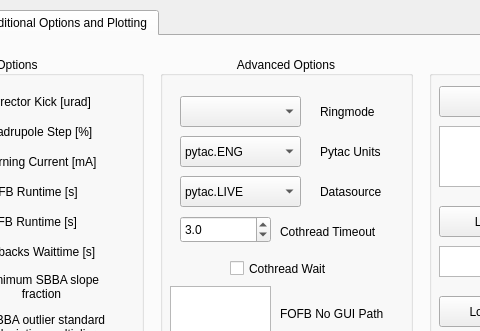
Old version of the form src/dls_bba/fbba_gui.ui in the repository DiamondLightSource/dls-bba; both pictures show x 141 to 621 and y 0 to 331 of the 843 by 772 pixel window.
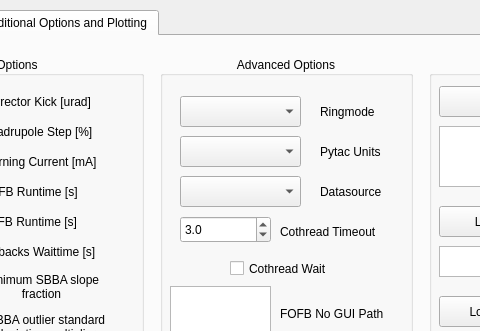
New version of the form. The open tabs and pages were chosen to show the change.

Commit message: Update units and datasource

What changed in the file:
```diff
--- a/src/dls_bba/fbba_gui.ui
+++ b/src/dls_bba/fbba_gui.ui
@@ -1215,16 +1215,6 @@
             <height>31</height>
            </rect>
           </property>
-          <item>
-           <property name="text">
-            <string>pytac.ENG</string>
-           </property>
-          </item>
-          <item>
-           <property name="text">
-            <string>pytac.PHYS</string>
-           </property>
-          </item>
          </widget>
          <widget class="QLabel" name="label_17">
           <property name="geometry">
@@ -1248,11 +1238,6 @@
             <height>31</height>
            </rect>
           </property>
-          <item>
-           <property name="text">
-            <string>pytac.LIVE</string>
-           </property>
-          </item>
          </widget>
          <widget class="QLabel" name="label_18">
           <property name="geometry">
```
The commit also changes 1 other file.
